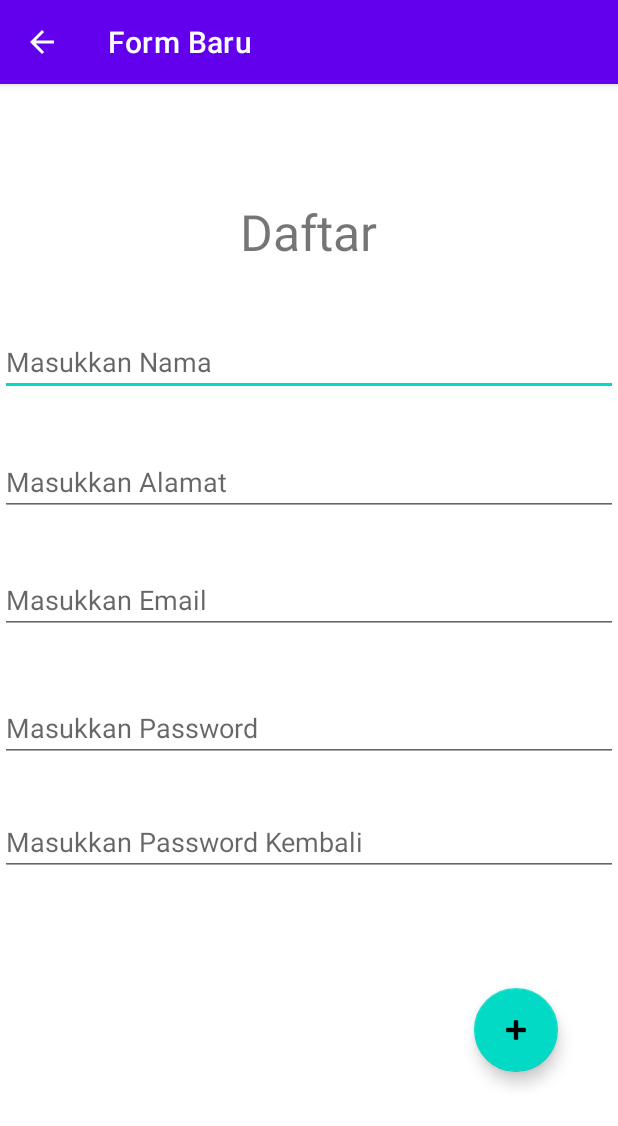
After one commit to asthey/ConstraintLayout2, an Android app: the Formbaru screen opened directly, with no data from a screen before it, on a phone screen of 412 x 824 dp. The commit adds this screen. Shown: the top 1126 px of the screen. Run offline under Robolectric (Android 15) with nearby library versions, the phone set to English and light mode, and no system bars.

Commit message:
Act4_20190140024

```diff
--- a/app/src/main/AndroidManifest.xml
+++ b/app/src/main/AndroidManifest.xml
@@ -9,14 +9,18 @@
         android:roundIcon="@mipmap/ic_launcher_round"
         android:supportsRtl="true"
         android:theme="@style/Theme.ConstraintLayout2">
-        <activity android:name=".halaman2"
-            android:parentActivityName=".MainActivity"
-            android:label="@string/label2"></activity>
-        <activity android:name=".MainActivity">
+        <activity android:name=".Formbaru" android:label="@string/menu2" android:parentActivityName=".MainActivity"></activity>
+        <activity
+            android:name=".halaman2"
+            android:label="@string/label2"
+            android:parentActivityName=".MainActivity" />
+        <activity android:name=".MainActivity" android:label="@string/menu1" >
             <intent-filter>
                 <action android:name="android.intent.action.MAIN" />
+
                 <category android:name="android.intent.category.LAUNCHER" />
             </intent-filter>
         </activity>
     </application>
+
 </manifest>
--- /dev/null
+++ b/app/src/main/java/com/example/constraintlayout2/Formbaru.java
@@ -0,0 +1,58 @@
+package com.example.constraintlayout2;
+
+import androidx.appcompat.app.AppCompatActivity;
+
+import android.content.Intent;
+import android.os.Bundle;
+import android.view.View;
+import android.widget.EditText;
+import android.widget.Toast;
+
+import com.google.android.material.floatingactionbutton.FloatingActionButton;
+import com.google.android.material.snackbar.Snackbar;
+
+public class Formbaru extends AppCompatActivity {
+
+    EditText edtNama, edtAlamaat, edtEmail, edtPassword, edtrepass;
+
+    FloatingActionButton fab;
+
+    @Override
+    protected void onCreate(Bundle savedInstanceState) {
+        super.onCreate(savedInstanceState);
+        setContentView(R.layout.activity_formbaru);
+
+        edtNama = findViewById(R.id.edNama);
+        edtAlamaat = findViewById(R.id.edAlamat);
+        edtEmail = findViewById(R.id.EdEmail);
+        edtPassword = findViewById(R.id.edPass);
+        edtrepass = findViewById(R.id.edrepas);
+        fab = findViewById(R.id.fabSimpan);
+        fab.setOnClickListener(new View.OnClickListener() {
+            @Override
+            public void onClick(View v) {
+                if (edtNama.getText().toString().isEmpty() ||
+                edtAlamaat.getText().toString().isEmpty() ||
+                edtEmail.getText().toString().isEmpty() ||
+                edtPassword.getText().toString().isEmpty() ||
+                edtrepass.getText().toString().isEmpty())
+                {
+                    Snackbar.make(v, "Wajib isi seluruh data !!!", Snackbar.LENGTH_LONG).show();
+                }
+                else
+                {
+                    if (edtPassword.getText().toString().equals(edtrepass.getText().toString()))
+                    {
+                        Toast.makeText(getApplicationContext(), "Pendaftaran Berhasil...",Toast.LENGTH_LONG).show();
+                        Intent i = new Intent(getApplicationContext(), MainActivity.class);
+                        startActivity(i);
+                    }
+                    else
+                    {
+                     Snackbar.make(v,"Password dan Repassword harus sama!!!!",Snackbar.LENGTH_LONG).show();
+                    }
+                }
+            }
+        });
+    }
+}
--- a/app/src/main/java/com/example/constraintlayout2/MainActivity.java
+++ b/app/src/main/java/com/example/constraintlayout2/MainActivity.java
@@ -1,10 +1,13 @@
 package com.example.constraintlayout2;
 
+import androidx.annotation.NonNull;
 import androidx.appcompat.app.AppCompatActivity;
 
 import android.content.Intent;
 import android.os.Bundle;
 import android.provider.ContactsContract;
+import android.view.Menu;
+import android.view.MenuItem;
 import android.view.View;
 import android.widget.Button;
 import android.widget.EditText;
@@ -24,6 +27,7 @@ public class MainActivity extends AppCompatActivity {
         }
         return false;
     }
+
     @Override
     protected void onCreate(Bundle savedInstanceState) {
         super.onCreate(savedInstanceState);
@@ -67,4 +71,20 @@ public class MainActivity extends AppCompatActivity {
             }
         });
     }
+
+    @Override
+    public boolean onCreateOptionsMenu(Menu menu) {
+        getMenuInflater().inflate(R.menu.menu1,menu);
+        return super.onCreateOptionsMenu(menu);
+    }
+
+    @Override
+    public boolean onOptionsItemSelected(@NonNull MenuItem item) {
+        if (item.getItemId() == R.id.mnDaftar)
+        {
+            Intent i = new Intent(getApplicationContext(), Formbaru.class);
+            startActivity(i);
+        }
+        return super.onOptionsItemSelected(item);
+    }
 }
--- /dev/null
+++ b/app/src/main/res/layout/activity_formbaru.xml
@@ -0,0 +1,104 @@
+<?xml version="1.0" encoding="utf-8"?>
+<androidx.constraintlayout.widget.ConstraintLayout xmlns:android="http://schemas.android.com/apk/res/android"
+    xmlns:app="http://schemas.android.com/apk/res-auto"
+    xmlns:tools="http://schemas.android.com/tools"
+    android:layout_width="match_parent"
+    android:layout_height="match_parent"
+    tools:context=".Formbaru">
+
+    <TextView
+        android:id="@+id/textView"
+        android:layout_width="wrap_content"
+        android:layout_height="wrap_content"
+        android:text="@string/ldaftar"
+        android:textSize="15pt"
+        app:layout_constraintBottom_toBottomOf="parent"
+        app:layout_constraintEnd_toEndOf="parent"
+        app:layout_constraintHorizontal_bias="0.498"
+        app:layout_constraintStart_toStartOf="parent"
+        app:layout_constraintTop_toTopOf="parent"
+        app:layout_constraintVertical_bias="0.105" />
+
+    <EditText
+        android:id="@+id/edNama"
+        android:layout_width="match_parent"
+        android:layout_height="wrap_content"
+        android:ems="10"
+        android:hint="@string/enama"
+        android:inputType="textPersonName"
+        app:layout_constraintBottom_toBottomOf="parent"
+        app:layout_constraintEnd_toEndOf="parent"
+        app:layout_constraintHorizontal_bias="0.079"
+        app:layout_constraintStart_toStartOf="parent"
+        app:layout_constraintTop_toBottomOf="@+id/textView"
+        app:layout_constraintVertical_bias="0.07" />
+
+    <com.google.android.material.floatingactionbutton.FloatingActionButton
+        android:id="@+id/fabSimpan"
+        android:layout_width="wrap_content"
+        android:layout_height="wrap_content"
+        android:clickable="true"
+        app:layout_constraintBottom_toBottomOf="parent"
+        app:layout_constraintEnd_toEndOf="parent"
+        app:layout_constraintHorizontal_bias="0.887"
+        app:layout_constraintStart_toStartOf="parent"
+        app:layout_constraintTop_toBottomOf="@+id/edrepas"
+        app:layout_constraintVertical_bias="0.404"
+        app:srcCompat="@android:drawable/ic_input_add" />
+
+    <EditText
+        android:id="@+id/edAlamat"
+        android:layout_width="match_parent"
+        android:layout_height="wrap_content"
+        android:ems="10"
+        android:hint="@string/ealamat"
+        android:inputType="textMultiLine|text"
+        app:layout_constraintBottom_toBottomOf="parent"
+        app:layout_constraintEnd_toEndOf="parent"
+        app:layout_constraintHorizontal_bias="0.0"
+        app:layout_constraintStart_toStartOf="parent"
+        app:layout_constraintTop_toBottomOf="@+id/edNama"
+        app:layout_constraintVertical_bias="0.068" />
+
+    <EditText
+        android:id="@+id/EdEmail"
+        android:layout_width="match_parent"
+        android:layout_height="wrap_content"
+        android:ems="10"
+        android:hint="@string/eemail"
+        android:inputType="textEmailAddress"
+        app:layout_constraintBottom_toBottomOf="parent"
+        app:layout_constraintEnd_toEndOf="parent"
+        app:layout_constraintHorizontal_bias="0.079"
+        app:layout_constraintStart_toStartOf="parent"
+        app:layout_constraintTop_toBottomOf="@+id/edAlamat"
+        app:layout_constraintVertical_bias="0.076" />
+
+    <EditText
+        android:id="@+id/edPass"
+        android:layout_width="match_parent"
+        android:layout_height="wrap_content"
+        android:ems="10"
+        android:hint="@string/epass"
+        android:inputType="textPassword"
+        app:layout_constraintBottom_toBottomOf="parent"
+        app:layout_constraintEnd_toEndOf="parent"
+        app:layout_constraintHorizontal_bias="0.079"
+        app:layout_constraintStart_toStartOf="parent"
+        app:layout_constraintTop_toBottomOf="@+id/EdEmail"
+        app:layout_constraintVertical_bias="0.112" />
+
+    <EditText
+        android:id="@+id/edrepas"
+        android:layout_width="match_parent"
+        android:layout_height="wrap_content"
+        android:ems="10"
+        android:hint="@string/erepass"
+        android:inputType="textPassword"
+        app:layout_constraintBottom_toBottomOf="parent"
+        app:layout_constraintEnd_toEndOf="parent"
+        app:layout_constraintHorizontal_bias="0.079"
+        app:layout_constraintStart_toStartOf="parent"
+        app:layout_constraintTop_toBottomOf="@+id/edPass"
+        app:layout_constraintVertical_bias="0.113" />
+</androidx.constraintlayout.widget.ConstraintLayout>
--- /dev/null
+++ b/app/src/main/res/menu/menu1.xml
@@ -0,0 +1,4 @@
+<?xml version="1.0" encoding="utf-8"?>
+<menu xmlns:android="http://schemas.android.com/apk/res/android">
+    <item android:id="@+id/mnDaftar" android:title="@string/mDaftar" />
+</menu>
--- a/app/src/main/res/values/strings.xml
+++ b/app/src/main/res/values/strings.xml
@@ -4,9 +4,17 @@
     <string name="tPass">Password</string>
     <string name="tSignin">Sign-In</string>
     <string name="tData">Data Anda</string>
-    <string name="tid">Email: </string>
-    <string name="tPassword">Password: </string>
     <string name="txemail">Ini hasil Email</string>
     <string name="txpassword">Ini hasil Password</string>
     <string name="label2">Login Berhasil</string>
+    <string name="menu1">Menu</string>
+    <string name="menu2">Form Baru</string>
+    <string name="menu3">Edit Data</string>
+    <string name="mDaftar">Pendaftaran</string>
+    <string name="ldaftar">Daftar</string>
+    <string name="enama">Masukkan Nama</string>
+    <string name="eemail">Masukkan Email</string>
+    <string name="epass">Masukkan Password</string>
+    <string name="erepass">Masukkan Password Kembali</string>
+    <string name="ealamat">Masukkan Alamat</string>
 </resources>
```
